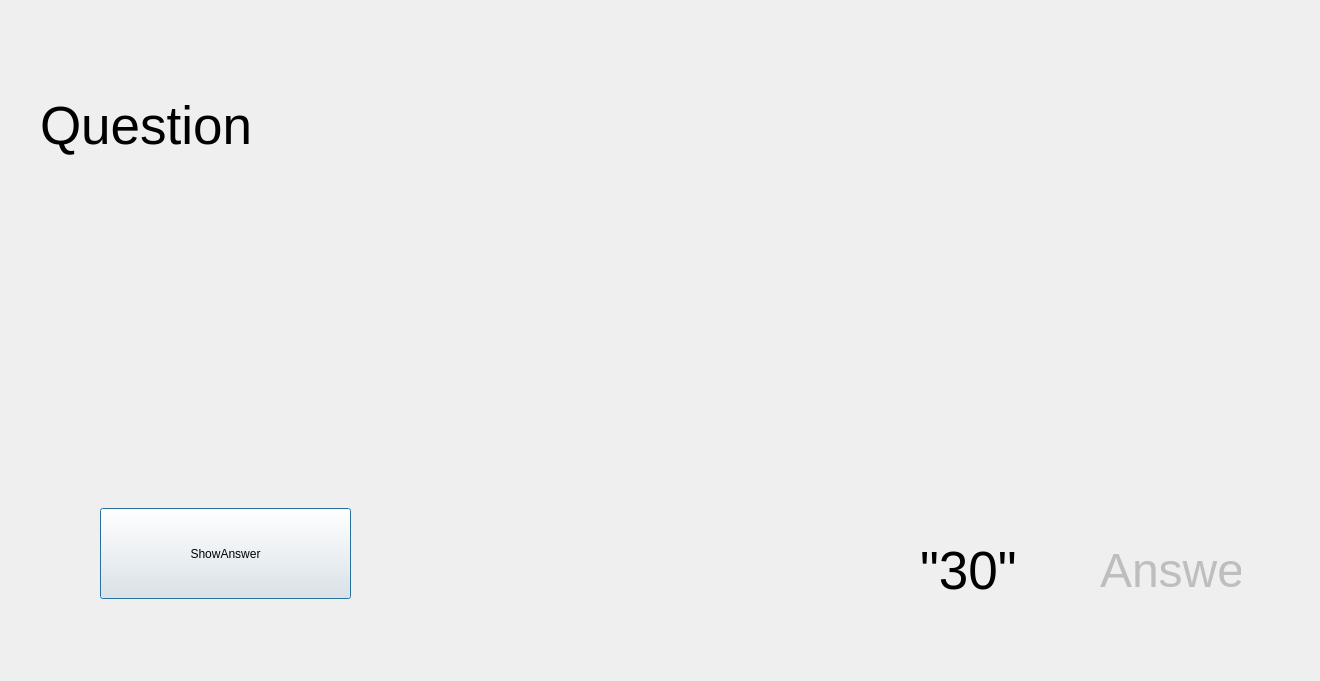
The window that ui/questiondialog.ui (shiftbitcoder/Jeopardy) describes before a commit, drawn with Qt 5.
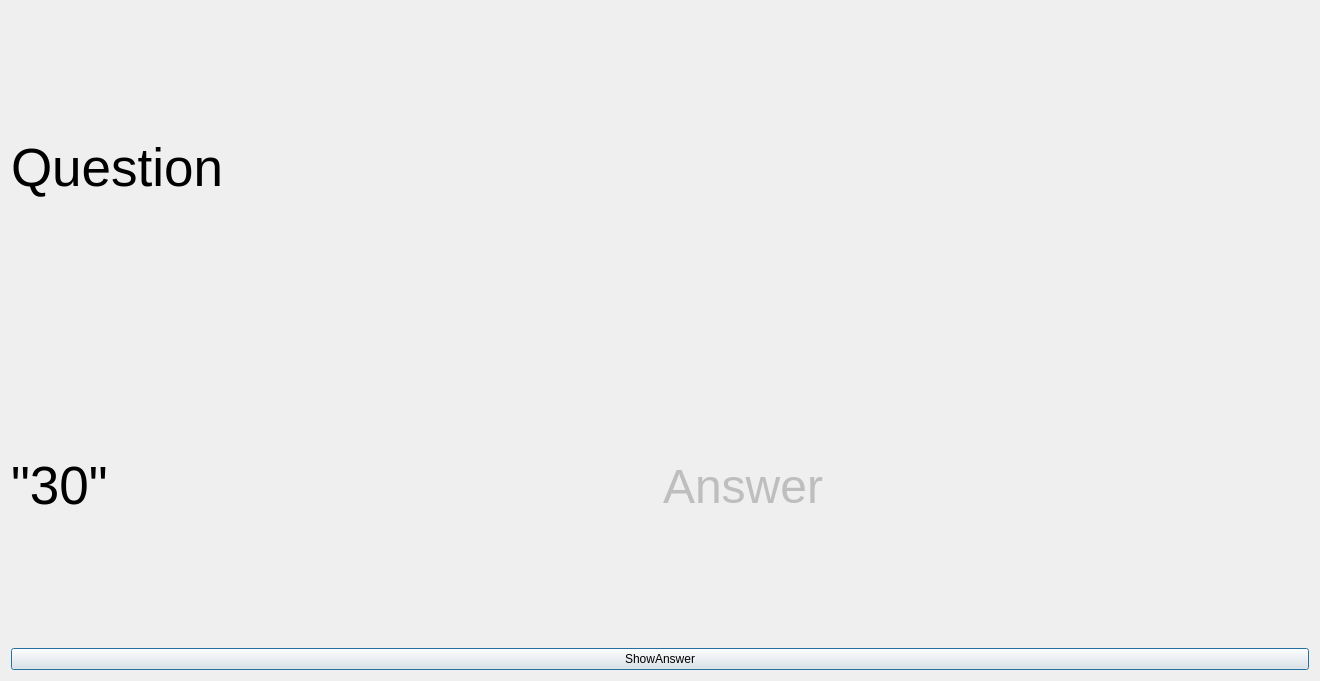
The same window after the commit.

The edit to the form file:
```diff
--- a/ui/questiondialog.ui
+++ b/ui/questiondialog.ui
@@ -13,15 +13,9 @@
   <property name="windowTitle">
    <string>Dialog</string>
   </property>
+  <layout class="QVBoxLayout" name="verticalLayout">
+   <item>
   <widget class="QLabel" name="questionLabel">
-   <property name="geometry">
-    <rect>
-     <x>40</x>
-     <y>40</y>
-     <width>1051</width>
-     <height>171</height>
-    </rect>
-   </property>
    <property name="font">
     <font>
      <pointsize>40</pointsize>
@@ -31,15 +25,11 @@
     <string>Question</string>
    </property>
   </widget>
+   </item>
+   <item>
+    <layout class="QHBoxLayout" name="horizontalLayout">
+     <item>
   <widget class="QLabel" name="timerLabel">
-   <property name="geometry">
-    <rect>
-     <x>920</x>
-     <y>520</y>
-     <width>161</width>
-     <height>101</height>
-    </rect>
-   </property>
    <property name="font">
     <font>
      <pointsize>40</pointsize>
@@ -49,31 +39,12 @@
     <string>&quot;30&quot;</string>
    </property>
   </widget>
-  <widget class="QPushButton" name="showAnswerButton">
-   <property name="geometry">
-    <rect>
-     <x>100</x>
-     <y>508</y>
-     <width>251</width>
-     <height>91</height>
-    </rect>
-   </property>
-   <property name="text">
-    <string>ShowAnswer</string>
-   </property>
-  </widget>
+     </item>
+     <item>
   <widget class="QLabel" name="answerLabel">
    <property name="enabled">
     <bool>false</bool>
    </property>
-   <property name="geometry">
-    <rect>
-     <x>1100</x>
-     <y>530</y>
-     <width>141</width>
-     <height>81</height>
-    </rect>
-   </property>
    <property name="font">
     <font>
      <pointsize>36</pointsize>
@@ -83,6 +54,17 @@
     <string>Answer</string>
    </property>
   </widget>
+     </item>
+    </layout>
+   </item>
+   <item>
+    <widget class="QPushButton" name="showAnswerButton">
+     <property name="text">
+      <string>ShowAnswer</string>
+     </property>
+    </widget>
+   </item>
+  </layout>
  </widget>
  <resources/>
  <connections/>
```
Lines whose indentation alone changed are shown as unchanged.
